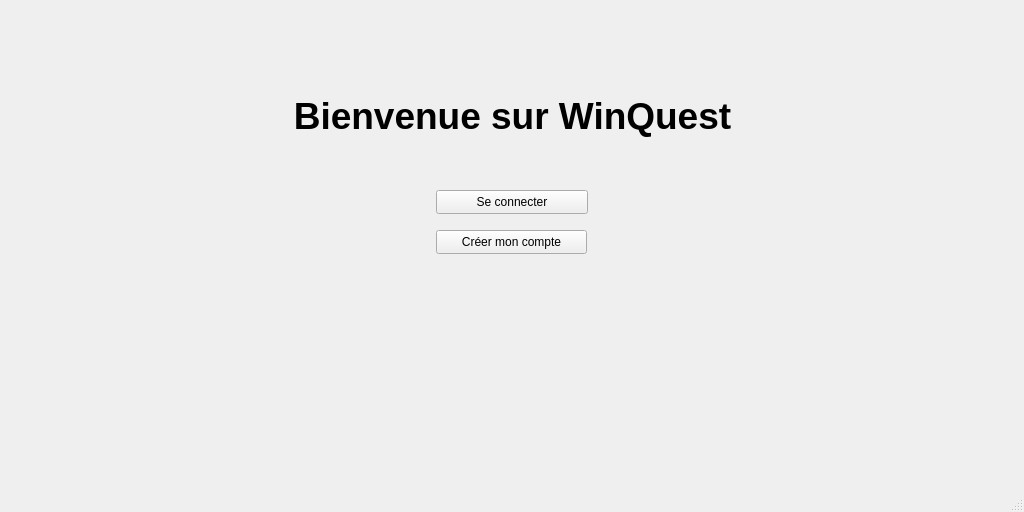
Before: the Qt Designer form views/MainWindow.ui in hug0be/pyhon_app, drawn with Qt 5.
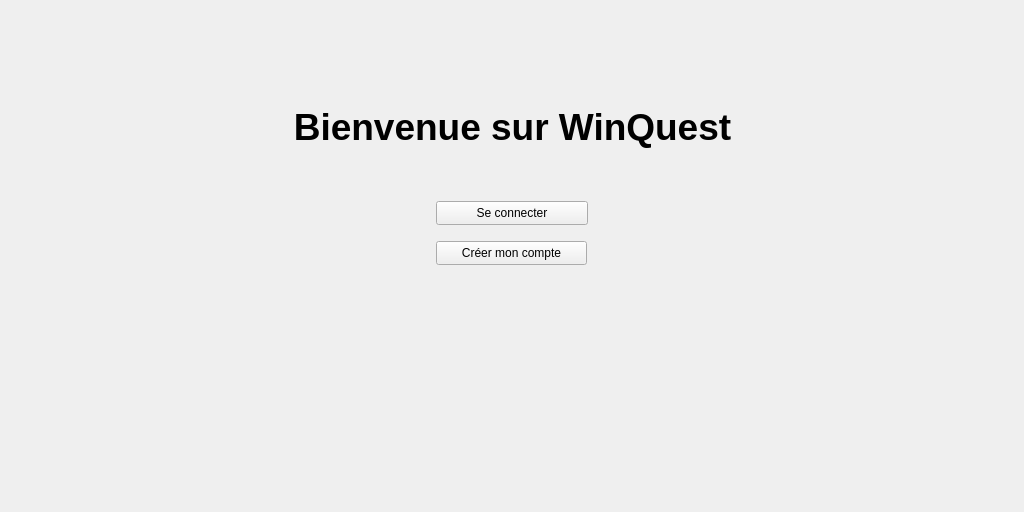
After: the same form once the commit is applied. The open tabs and pages were chosen to show the change. Icons and pictures are not drawn.

Diff of the .ui file:
```diff
--- a/views/MainWindow.ui
+++ b/views/MainWindow.ui
@@ -380,7 +380,6 @@
     </item>
    </layout>
   </widget>
-  <widget class="QStatusBar" name="statusbar"/>
  </widget>
  <resources>
   <include location="../resources/resources.qrc"/>
```
Left out of the diff: 8 changed lines with no effect on the pictures.
